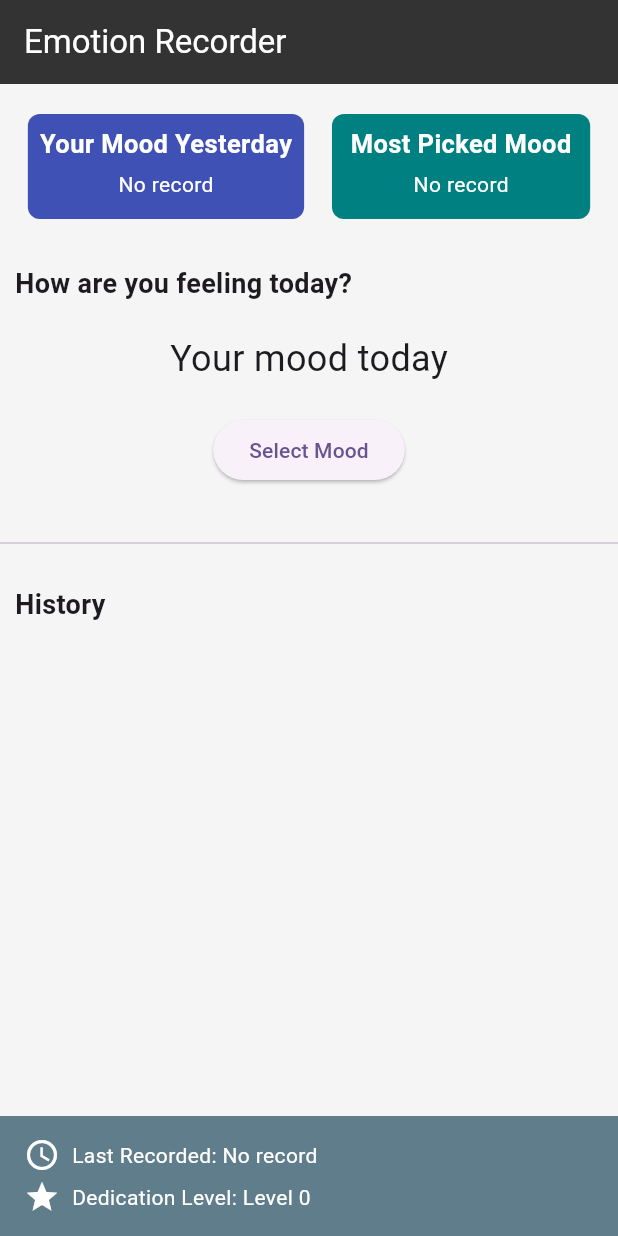
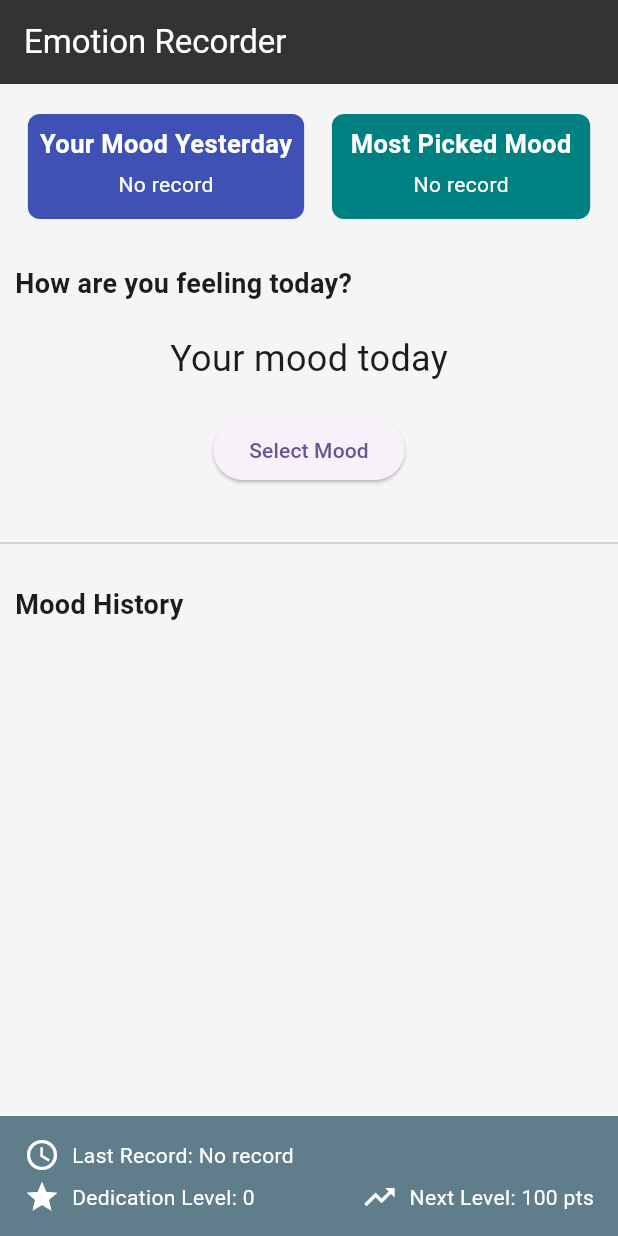
Before and after one commit to Claurentia/health-recorder, a Flutter app: the screen it shows after launch, on a phone screen of 412 x 824 dp. Run offline on Flutter 3.47's test engine with Material 3 defaults, Android fonts, the phone set to English and light mode, and no system bars.

Commit message:
HW2 finish

```diff
--- a/lib/diet_recorder.dart
+++ b/lib/diet_recorder.dart
@@ -81,7 +81,7 @@ class _DietRecorderState extends State<DietRecorder> {
       dietRecords.insert(0, DietRecord(foodItem, calories, DateTime.now()));
       previousFoodItems.add(foodItem);
     });
-    Provider.of<RecordingState>(context, listen: false).recordActivity();
+    Provider.of<RecordingState>(context, listen: false).recordActivity('Diet');
 
     _itemController.clear();
     _calController.clear();
--- a/lib/emotion_recorder.dart
+++ b/lib/emotion_recorder.dart
@@ -35,7 +35,7 @@ class _EmotionRecorderState extends State<EmotionRecorder> {
       emojiRecords.insert(0, EmojiRecord(emoji, DateTime.now()));
       updateMoodSummary();
     });
-    Provider.of<RecordingState>(context, listen: false).recordActivity();
+    Provider.of<RecordingState>(context, listen: false).recordActivity('Mood');
   }
 
   void _showEmojiPicker() {
@@ -197,7 +197,7 @@ class _EmotionRecorderState extends State<EmotionRecorder> {
           const SizedBox(height: 10),
           const Padding(
             padding: EdgeInsets.all(10.0),
-            child: Text('History',
+            child: Text('Mood History',
               style: TextStyle(fontSize: 18, fontWeight: FontWeight.bold),
             ),
           ),
--- a/lib/recording_state_provider.dart
+++ b/lib/recording_state_provider.dart
@@ -5,9 +5,11 @@ import 'dart:math';
 
 class RecordingState extends ChangeNotifier {
   DateTime? lastRecordingTime;
+  String lastRecordingActivity = 'no record';
   int recordingPoints = 0;
 
-  void recordActivity() {
+  void recordActivity(String activity) {
+    lastRecordingActivity = activity;
     _calculatePoints();
     notifyListeners();
   }
@@ -15,11 +17,11 @@ class RecordingState extends ChangeNotifier {
   void _calculatePoints() {
     var now = DateTime.now();
     if (lastRecordingTime == null) {
-      recordingPoints += 100;
+      recordingPoints += 50;
     } else {
       var hoursElapsed = now.difference(lastRecordingTime!).inHours + 1;
 
-      int pointsToAdd = min(hoursElapsed, 15);
+      int pointsToAdd = 2 * min(hoursElapsed, 15);
       recordingPoints += pointsToAdd;
     }
     lastRecordingTime = now;
@@ -34,10 +36,13 @@ class RecordingStatusWidget extends StatelessWidget {
   @override
   Widget build(BuildContext context) {
     final recordingState = Provider.of<RecordingState>(context);
-    String dedicationLevel = 'Level ${recordingState.recordingPoints ~/ 100}';
-    String lastRecordTime = recordingState.lastRecordingTime != null
-        ? DateFormat('MMM dd, yyyy – kk:mm').format(recordingState.lastRecordingTime!)
+    String dedicationLevel = '${recordingState.recordingPoints ~/ 100}';
+    String lastRecord = recordingState.lastRecordingTime != null
+        ? '${recordingState.lastRecordingActivity} at ${DateFormat('MMM dd, yyyy – kk:mm').format(recordingState.lastRecordingTime!)}'
         : 'No record';
+
+    int nextLevelPoints = ((recordingState.recordingPoints ~/ 100) + 1) * 100;
+    int pointsToNextLevel = nextLevelPoints - recordingState.recordingPoints;
 
     return BottomAppBar(
       color: Colors.blueGrey,
@@ -54,7 +59,7 @@ class RecordingStatusWidget extends StatelessWidget {
                 SizedBox(width: 8),
                 Flexible(
                   child: Text(
-                    'Last Recorded: $lastRecordTime',
+                    'Last Record: $lastRecord',
                     style: TextStyle(color: Colors.white),
                     overflow: TextOverflow.ellipsis,
                   ),
@@ -63,12 +68,29 @@ class RecordingStatusWidget extends StatelessWidget {
             ),
             SizedBox(height: 4),
             Row(
+              mainAxisAlignment: MainAxisAlignment.spaceBetween,
               children: [
-                Icon(Icons.star, color: Colors.white),
-                SizedBox(width: 8),
-                Text(
-                  'Dedication Level: $dedicationLevel',
-                  style: TextStyle(color: Colors.white),
+                Row(
+                  mainAxisSize: MainAxisSize.min,
+                  children: [
+                    Icon(Icons.star, color: Colors.white),
+                    SizedBox(width: 8),
+                    Text(
+                      'Dedication Level: $dedicationLevel',
+                      style: TextStyle(color: Colors.white),
+                    ),
+                  ],
+                ),
+                Row(
+                  mainAxisSize: MainAxisSize.min,
+                  children: [
+                    Icon(Icons.trending_up, color: Colors.white),
+                    SizedBox(width: 8),
+                    Text(
+                      'Next Level: $pointsToNextLevel pts',
+                      style: TextStyle(color: Colors.white),
+                    ),
+                  ],
                 ),
               ],
             ),
--- a/lib/workout_recorder.dart
+++ b/lib/workout_recorder.dart
@@ -97,7 +97,7 @@ class _WorkoutRecorderState extends State<WorkoutRecorder> {
     setState(() {
       workoutRecords.insert(0, WorkoutRecord(exercise, durationOrReps, calories, DateTime.now()));
     });
-    Provider.of<RecordingState>(context, listen: false).recordActivity();
+    Provider.of<RecordingState>(context, listen: false).recordActivity('Workout');
   }
 
   int calculateCalories(String exercise, int durationOrReps) {
```
Also changed, not shown: 4 other files.
